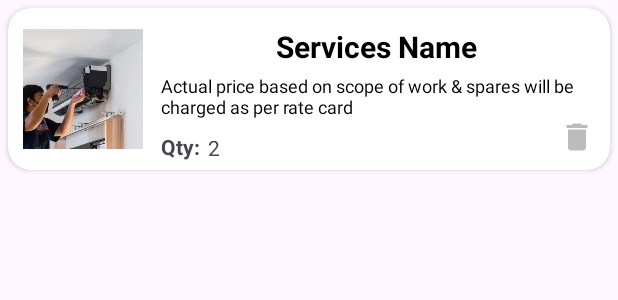
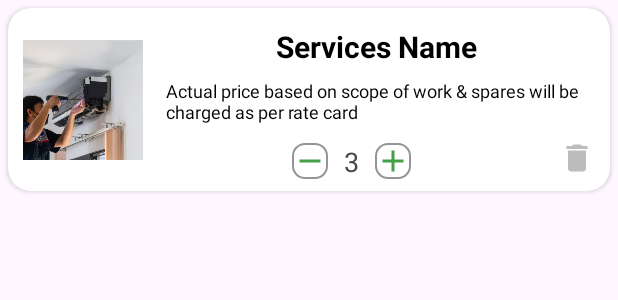
Before and after one commit to anpkush/Zero, an Android app: the layout cart_item_view.xml on its own in the app's theme, with its tools: preview values and no code run, on a phone screen of 412 x 824 dp. Shown: the top 300 px of the screen. Run offline under Robolectric (Android 15) with nearby library versions, the phone set to English and light mode, and no system bars.

Commit message:
Cart button manage

```diff
--- a/app/src/main/java/com/zerobrokage/allservices/homeservices/vehiclesservices/electricians/allhomeservices/zerobrokage/modelClass/CartViewApi.kt
+++ b/app/src/main/java/com/zerobrokage/allservices/homeservices/vehiclesservices/electricians/allhomeservices/zerobrokage/modelClass/CartViewApi.kt
@@ -10,7 +10,7 @@ data class CartViewApi(
         val id: Int,
         val image: String,
         val name: String,
-        val qty: Int,
+        var qty: Int,
         val sub_menu_id: Int
     )
 }
--- a/app/src/main/res/layout/cart_item_view.xml
+++ b/app/src/main/res/layout/cart_item_view.xml
@@ -56,62 +56,13 @@
                 android:layout_marginStart="10dp"
                 android:layout_marginEnd="5dp"
                 android:maxLines="2"
-                android:padding="2dp"
+                android:padding="5dp"
                 android:text="Actual price based on scope of work &amp; spares will be charged as per rate card"
                 android:textColor="@color/black"
                 android:textSize="12sp"
                 app:layout_constraintEnd_toEndOf="parent"
                 app:layout_constraintStart_toEndOf="@id/ivItemImage"
                 app:layout_constraintTop_toBottomOf="@id/tvServiceName" />
-
-
-            <!--<TextView
-                android:id="@+id/tvViewDetails"
-                android:layout_width="wrap_content"
-                android:layout_height="wrap_content"
-                android:layout_marginStart="10dp"
-                android:layout_marginTop="5dp"
-                android:padding="2dp"
-                android:text="View Details >"
-                android:textColor="@color/red_orange"
-                android:textSize="13sp"
-                app:layout_constraintStart_toEndOf="@id/ivProfile"
-                app:layout_constraintTop_toBottomOf="@id/tvDetails" />-->
-
-           <!-- <View
-                android:id="@+id/underline"
-                android:layout_width="82dp"
-                android:layout_height="1dp"
-                android:layout_marginStart="12dp"
-                android:layout_marginBottom="8dp"
-                android:background="@color/red_orange"
-                app:layout_constraintStart_toEndOf="@id/ivProfile"
-                app:layout_constraintTop_toBottomOf="@id/tvViewDetails" />-->
-
-            <TextView
-                android:id="@+id/tvQty"
-                android:layout_width="wrap_content"
-                android:layout_height="wrap_content"
-                android:layout_marginStart="10dp"
-                android:text="Qty:"
-                android:padding="2dp"
-                android:textStyle="bold"
-                app:layout_constraintBottom_toBottomOf="parent"
-                app:layout_constraintStart_toEndOf="@id/ivItemImage"
-                app:layout_constraintTop_toBottomOf="@id/tvDetails" />
-
-
-            <TextView
-                android:id="@+id/tvQtyCount"
-                android:layout_width="wrap_content"
-                android:layout_height="wrap_content"
-                android:layout_marginStart="38dp"
-                android:layout_marginTop="2dp"
-                android:padding="5dp"
-                android:text="2"
-                app:layout_constraintBottom_toBottomOf="parent"
-                app:layout_constraintStart_toEndOf="@id/ivItemImage"
-                app:layout_constraintTop_toBottomOf="@id/tvDetails" />
 
             <ImageView
                 android:id="@+id/ivRemove"
@@ -123,6 +74,43 @@
                 app:layout_constraintEnd_toEndOf="parent" />
 
 
+            <LinearLayout
+                android:layout_width="wrap_content"
+                android:layout_height="wrap_content"
+                android:gravity="center"
+                android:orientation="horizontal"
+                android:padding="2dp"
+                android:layout_marginBottom="5dp"
+                app:layout_constraintTop_toBottomOf="@id/tvDetails"
+                app:layout_constraintStart_toEndOf="@id/ivItemImage"
+                app:layout_constraintEnd_toStartOf="@id/ivRemove">
+
+                <ImageView
+                    android:id="@+id/buttonMinus"
+                    android:layout_width="wrap_content"
+                    android:layout_height="wrap_content"
+                    android:background="@drawable/shape_edittext"
+                    android:src="@drawable/ic_minus" />
+
+                <TextView
+                    android:id="@+id/textViewNumber"
+                    android:layout_width="wrap_content"
+                    android:layout_height="wrap_content"
+                    android:layout_marginHorizontal="5dp"
+                    android:background="@color/white"
+                    android:padding="5dp"
+                    android:text="3"
+                    android:textSize="18sp" />
+
+                <ImageView
+                    android:id="@+id/buttonPlus"
+                    android:layout_width="wrap_content"
+                    android:layout_height="wrap_content"
+                    android:background="@drawable/shape_edittext"
+                    android:src="@drawable/ic_plus" />
+            </LinearLayout>
+
+
         </androidx.constraintlayout.widget.ConstraintLayout>
 
     </androidx.cardview.widget.CardView>
```
Also changed, not shown: app/src/main/java/com/zerobrokage/allservices/homeservices/vehiclesservices/electricians/allhomeservices/zerobrokage/adapter/CartItemViewAdapter.kt (+37 -6 lines), app/src/main/java/com/zerobrokage/allservices/homeservices/vehiclesservices/electricians/allhomeservices/zerobrokage/adapter/SubMenuItemAdapter.kt (+47 -17 lines), app/src/main/java/com/zerobrokage/allservices/homeservices/vehiclesservices/electricians/allhomeservices/zerobrokage/ui/activity/CartActivity.kt (+16 -14 lines), app/src/main/java/com/zerobrokage/allservices/homeservices/vehiclesservices/electricians/allhomeservices/zerobrokage/ui/fragment/ViewCartBottomFragment.kt (+8 -3 lines).
